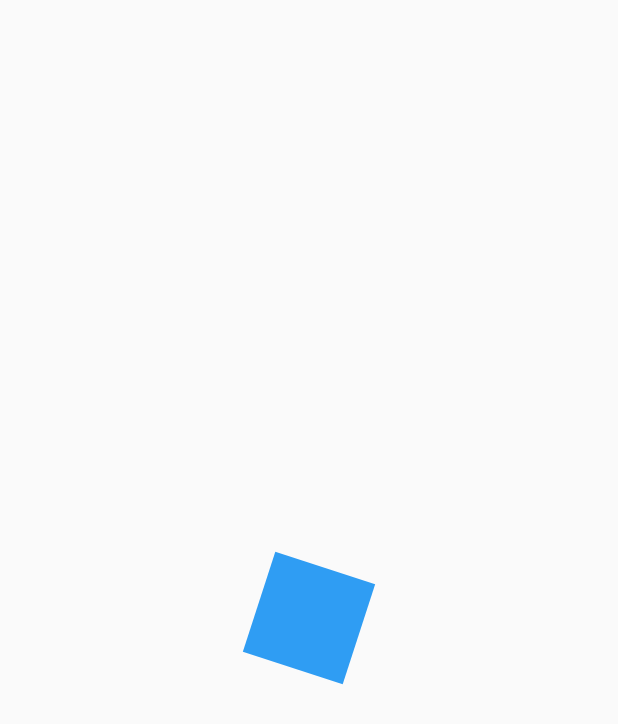
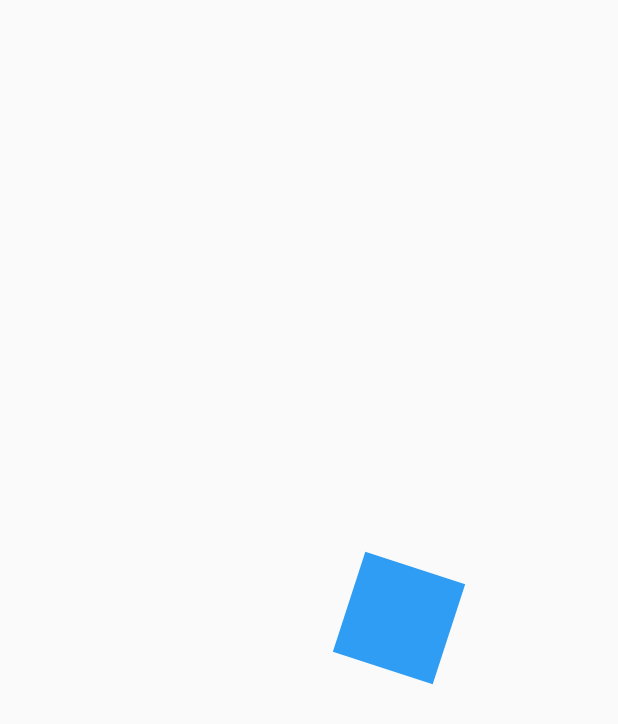
Before and after one commit to IDaMariusI/disenos_app, a Flutter app: the screen it shows after launch, on a phone screen of 412 x 824 dp. Shown: the top 724 px of the screen. Run offline on Flutter 3.47's test engine with Material 2 defaults, Android fonts, the phone set to English and light mode, and no system bars.

Commit message:
34. Mover el cuadrado

```diff
--- a/lib/src/pages/animations_page.dart
+++ b/lib/src/pages/animations_page.dart
@@ -27,6 +27,7 @@ class _AnimatedSquareState extends State<AnimatedSquare>
   late AnimationController controller;
   late Animation<double> rotation;
   late Animation<double> opacity;
+  late Animation<double> moveRight;
 
   @override
   void initState() {
@@ -49,6 +50,9 @@ class _AnimatedSquareState extends State<AnimatedSquare>
         parent: controller,
         curve: const Interval(0, 0.25, curve: Curves.easeOut)));
 
+    moveRight = Tween(begin: 0.0, end: 200.0)
+        .animate(CurvedAnimation(parent: controller, curve: Curves.easeOut));
+
     super.initState();
   }
 
@@ -67,9 +71,12 @@ class _AnimatedSquareState extends State<AnimatedSquare>
       animation: controller,
       child: _Rectangle(),
       builder: (BuildContext context, Widget? childRectangle) {
-        return Transform.rotate(
-          angle: rotation.value,
-          child: Opacity(opacity: opacity.value, child: childRectangle),
+        return Transform.translate(
+          offset: Offset(moveRight.value, 0),
+          child: Transform.rotate(
+            angle: rotation.value,
+            child: Opacity(opacity: opacity.value, child: childRectangle),
+          ),
         );
       },
     );
```
Also changed, not shown: pubspec.lock.
